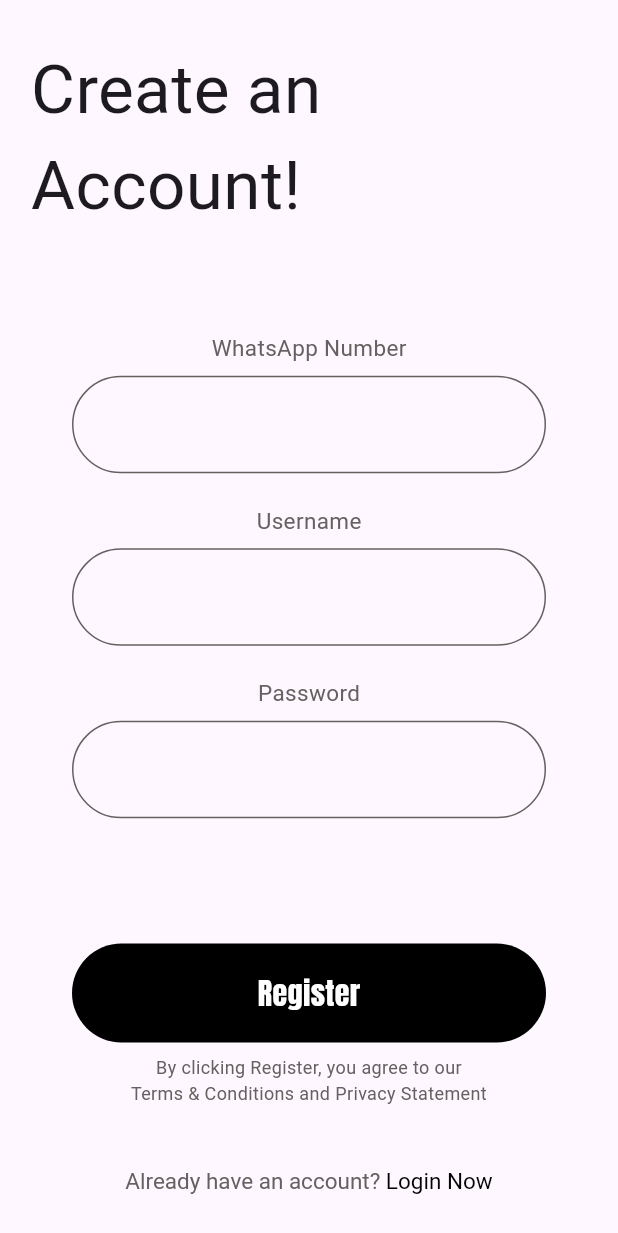
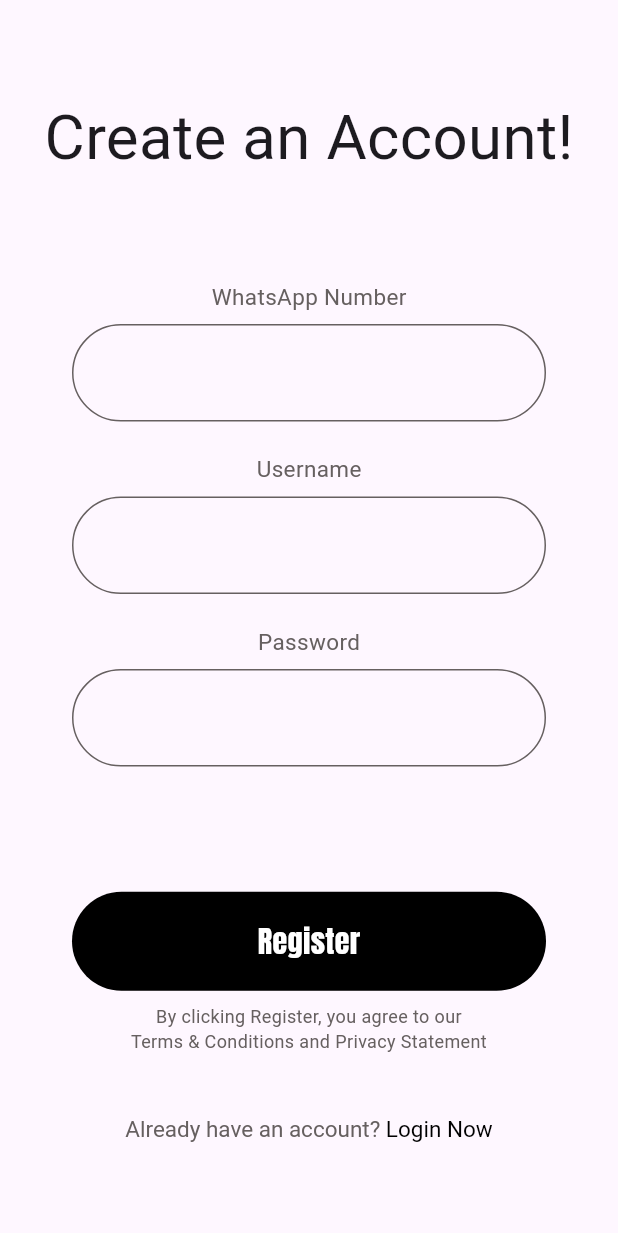
Before and after one commit to PraveenAththanayake/Aristo, a Flutter app: the screen it shows after launch, on a phone screen of 412 x 824 dp. Shown: the top 1233 px of the screen. Run offline on Flutter 3.47's test engine with Material 3 defaults, Android fonts, the phone set to English and light mode, and no system bars; our stand-ins replace google_fonts.

Commit message:
fix: Resized the font size of title widget

```diff
--- a/lib/common/widgets/ScreenHeaderText.dart
+++ b/lib/common/widgets/ScreenHeaderText.dart
@@ -11,7 +11,7 @@ class ScreenHeaderText extends StatelessWidget {
     return Text(
       text,
       style: GoogleFonts.anticDidone(
-        fontSize: 45,
+        fontSize: MediaQuery.of(context).size.width * 0.1,
         fontWeight: FontWeight.normal,
       ),
     );
```
